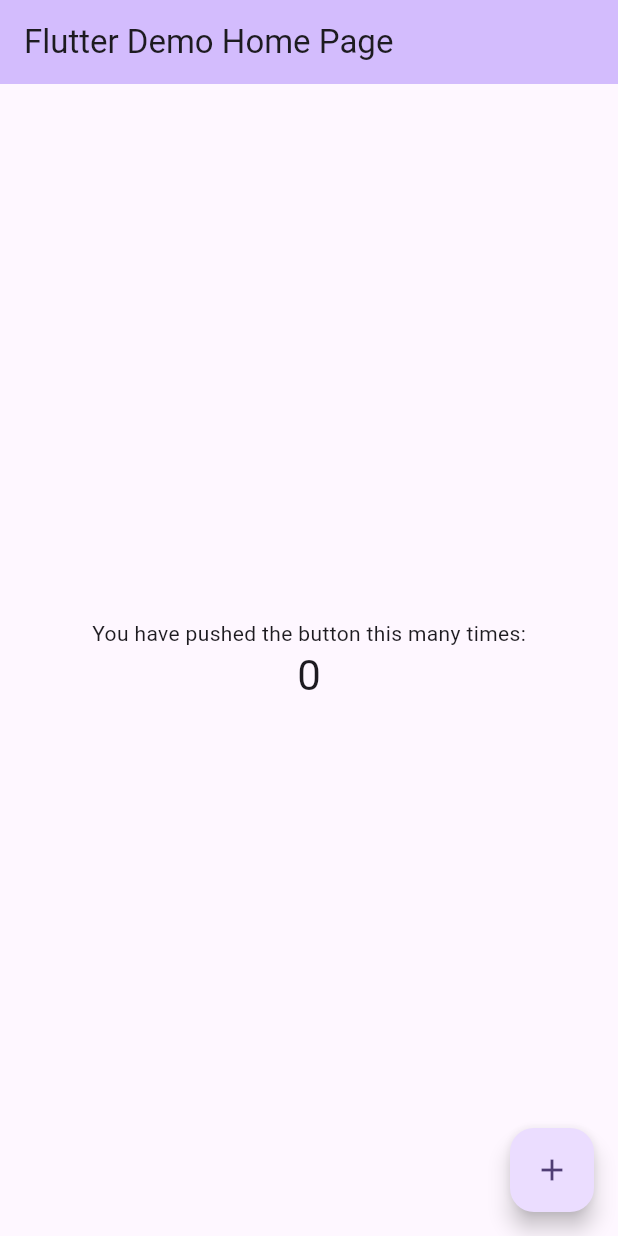
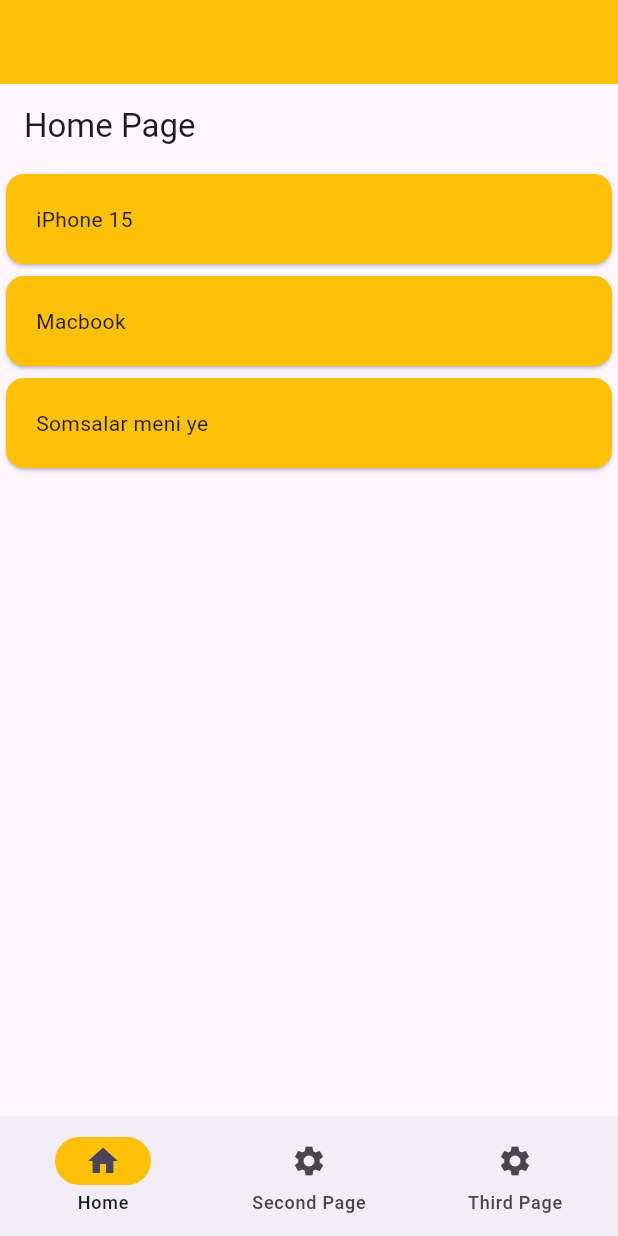
Before and after one commit to AkmaljonAbdirakhimov/dars34, a Flutter app: the screen it shows after launch, on a phone screen of 412 x 824 dp. Run offline on Flutter 3.47's test engine with Material 3 defaults, Android fonts, the phone set to English and light mode, and no system bars; our stand-ins replace flutter_screenutil, gap.

Commit message:
second commit

```diff
--- a/lib/main.dart
+++ b/lib/main.dart
@@ -4,129 +4,25 @@
 //? Shartli ravishda widgetlarni ko'rsatish
 //? GestureDetector
 
-
+import 'package:dars34/pages/main_page.dart';
 import 'package:flutter/material.dart';
+import 'package:flutter_screenutil/flutter_screenutil.dart';
 
 void main() {
-  runApp(const MyApp());
+  runApp(MyApp());
 }
 
 class MyApp extends StatelessWidget {
-  const MyApp({super.key});
-
-  // This widget is the root of your application.
   @override
   Widget build(BuildContext context) {
-    return MaterialApp(
-      title: 'Flutter Demo',
-      theme: ThemeData(
-        // This is the theme of your application.
-        //
-        // TRY THIS: Try running your application with "flutter run". You'll see
-        // the application has a purple toolbar. Then, without quitting the app,
-        // try changing the seedColor in the colorScheme below to Colors.green
-        // and then invoke "hot reload" (save your changes or press the "hot
-        // reload" button in a Flutter-supported IDE, or press "r" if you used
-        // the command line to start the app).
-        //
-        // Notice that the counter didn't reset back to zero; the application
-        // state is not lost during the reload. To reset the state, use hot
-        // restart instead.
-        //
-        // This works for code too, not just values: Most code changes can be
-        // tested with just a hot reload.
-        colorScheme: ColorScheme.fromSeed(seedColor: Colors.deepPurple),
-        useMaterial3: true,
-      ),
-      home: const MyHomePage(title: 'Flutter Demo Home Page'),
+    return ScreenUtilInit(
+      designSize: Size(360, 690),
+      builder: (context, child) {
+        return MaterialApp(
+          debugShowCheckedModeBanner: false,
+          home: MainPage(),
+        );
+      },
     );
   }
 }
-
-class MyHomePage extends StatefulWidget {
-  const MyHomePage({super.key, required this.title});
-
-  // This widget is the home page of your application. It is stateful, meaning
-  // that it has a State object (defined below) that contains fields that affect
-  // how it looks.
-
-  // This class is the configuration for the state. It holds the values (in this
-  // case the title) provided by the parent (in this case the App widget) and
-  // used by the build method of the State. Fields in a Widget subclass are
-  // always marked "final".
-
-  final String title;
-
-  @override
-  State<MyHomePage> createState() => _MyHomePageState();
-}
-
-class _MyHomePageState extends State<MyHomePage> {
-  int _counter = 0;
-
-  void _incrementCounter() {
-    setState(() {
-      // This call to setState tells the Flutter framework that something has
-      // changed in this State, which causes it to rerun the build method below
-      // so that the display can reflect the updated values. If we changed
-      // _counter without calling setState(), then the build method would not be
-      // called again, and so nothing would appear to happen.
-      _counter++;
-    });
-  }
-
-  @override
-  Widget build(BuildContext context) {
-    // This method is rerun every time setState is called, for instance as done
-    // by the _incrementCounter method above.
-    //
-    // The Flutter framework has been optimized to make rerunning build methods
-    // fast, so that you can just rebuild anything that needs updating rather
-    // than having to individually change instances of widgets.
-    return Scaffold(
-      appBar: AppBar(
-        // TRY THIS: Try changing the color here to a specific color (to
-        // Colors.amber, perhaps?) and trigger a hot reload to see the AppBar
-        // change color while the other colors stay the same.
-        backgroundColor: Theme.of(context).colorScheme.inversePrimary,
-        // Here we take the value from the MyHomePage object that was created by
-        // the App.build method, and use it to set our appbar title.
-        title: Text(widget.title),
-      ),
-      body: Center(
-        // Center is a layout widget. It takes a single child and positions it
-        // in the middle of the parent.
-        child: Column(
-          // Column is also a layout widget. It takes a list of children and
-          // arranges them vertically. By default, it sizes itself to fit its
-          // children horizontally, and tries to be as tall as its parent.
-          //
-          // Column has various properties to control how it sizes itself and
-          // how it positions its children. Here we use mainAxisAlignment to
-          // center the children vertically; the main axis here is the vertical
-          // axis because Columns are vertical (the cross axis would be
-          // horizontal).
-          //
-          // TRY THIS: Invoke "debug painting" (choose the "Toggle Debug Paint"
-          // action in the IDE, or press "p" in the console), to see the
-          // wireframe for each widget.
-          mainAxisAlignment: MainAxisAlignment.center,
-          children: <Widget>[
-            const Text(
-              'You have pushed the button this many times:',
-            ),
-            Text(
-              '$_counter',
-              style: Theme.of(context).textTheme.headlineMedium,
-            ),
-          ],
-        ),
-      ),
-      floatingActionButton: FloatingActionButton(
-        onPressed: _incrementCounter,
-        tooltip: 'Increment',
-        child: const Icon(Icons.add),
-      ), // This trailing comma makes auto-formatting nicer for build methods.
-    );
-  }
-}
--- /dev/null
+++ b/lib/models/product.dart
@@ -0,0 +1,34 @@
+class Product {
+  final String title;
+  final String image;
+  final String description;
+
+  Product({
+    required this.description,
+    required this.image,
+    required this.title,
+  });
+}
+
+class ProductsManager {
+  List<Product> list = [
+    Product(
+      description: "Qui et proident sunt mollit reprehenderit.",
+      image:
+          "https://www.apple.com/newsroom/images/2023/09/apple-debuts-iphone-15-and-iphone-15-plus/article/Apple-iPhone-15-lineup-hero-230912_inline.jpg.large.jpg",
+      title: "iPhone 15",
+    ),
+    Product(
+      description: "Qui et proident sunt mollit reprehenderit.",
+      image:
+          "https://store.storeimages.cdn-apple.com/8756/as-images.apple.com/is/refurb-mbp13touchbar-performance-space-gallery-2020?wid=1144&hei=1144&fmt=jpeg&qlt=90&.v=1591921674000",
+      title: "Macbook",
+    ),
+    Product(
+      description: "Qui et proident sunt mollit reprehenderit.",
+      image:
+          "https://media-cdn.tripadvisor.com/media/photo-s/0d/00/7d/5c/lamb-somsa.jpg",
+      title: "Somsalar meni ye",
+    ),
+  ];
+}
--- /dev/null
+++ b/lib/pages/home_page.dart
@@ -0,0 +1,53 @@
+import 'package:dars34/models/product.dart';
+import 'package:dars34/pages/product_details.dart';
+import 'package:flutter/material.dart';
+
+class HomePage extends StatefulWidget {
+  @override
+  State<HomePage> createState() {
+    return _HomePageState();
+  }
+}
+
+class _HomePageState extends State<HomePage> {
+  final productsManager = ProductsManager();
+
+  @override
+  Widget build(BuildContext context) {
+    final products = productsManager.list;
+
+    return Scaffold(
+      appBar: AppBar(
+        title: const Text("Home Page"),
+      ),
+      body: Column(
+        crossAxisAlignment: CrossAxisAlignment.stretch,
+        children: [
+          for (var i = 0; i < products.length; i++)
+            GestureDetector(
+              onTap: () {
+                Navigator.of(context).push(
+                  MaterialPageRoute(
+                    builder: (ctx) {
+                      return ProductDetails(
+                        productTitle: products[i].title,
+                        productImage: products[i].image,
+                        productDescription: products[i].description,
+                      );
+                    },
+                  ),
+                );
+              },
+              child: Card(
+                color: Colors.amber,
+                child: Padding(
+                  padding: const EdgeInsets.all(20.0),
+                  child: Text(products[i].title),
+                ),
+              ),
+            ),
+        ],
+      ),
+    );
+  }
+}
--- /dev/null
+++ b/lib/pages/main_page.dart
@@ -0,0 +1,95 @@
+import 'package:dars34/pages/home_page.dart';
+import 'package:dars34/pages/second_page.dart';
+import 'package:dars34/pages/thrid_page.dart';
+import 'package:flutter/material.dart';
+
+class MainPage extends StatefulWidget {
+  @override
+  State<MainPage> createState() {
+    return _MainPageState();
+  }
+}
+
+class _MainPageState extends State<MainPage> {
+  int currentIndex = 0;
+
+  List<Widget> pages = [
+    HomePage(),
+    SecondPage(),
+    ThirdPage(),
+  ];
+
+  @override
+  Widget build(BuildContext context) {
+    return Scaffold(
+      appBar: AppBar(
+        backgroundColor: Colors.amber,
+      ),
+      body: pages[currentIndex],
+      bottomNavigationBar:
+          //? Material 3 - Navigation Bar
+          NavigationBar(
+        onDestinationSelected: (value) {
+          if (value >= pages.length) {
+            return;
+          }
+          currentIndex = value;
+          setState(() {});
+        },
+        selectedIndex: currentIndex,
+        indicatorColor: Colors.amber,
+        destinations: const [
+          NavigationDestination(
+            icon: Icon(Icons.home),
+            label: "Home",
+          ),
+          NavigationDestination(
+            icon: Icon(Icons.settings),
+            label: "Second Page",
+          ),
+          NavigationDestination(
+            icon: Icon(Icons.settings),
+            label: "Third Page",
+          ),
+          // IconButton(
+          //   onPressed: () {},
+          //   icon: Icon(Icons.home),
+          // ),
+          // IconButton(
+          //   onPressed: () {},
+          //   icon: Icon(Icons.settings),
+          // ),
+        ],
+      ),
+
+      //? Material 2 - BottomNavigationBar
+      // BottomNavigationBar(
+      //   currentIndex: currentIndex,
+      //   onTap: (value) {
+      //     currentIndex = value;
+      //     setState(() {});
+      //   },
+      //   // selectedFontSize: 30,
+      //   // selectedItemColor: Colors.amber,
+      //   type: BottomNavigationBarType.shifting,
+      //   items: const [
+      //     BottomNavigationBarItem(
+      //       backgroundColor: Colors.amber,
+      //       icon: Icon(Icons.home),
+      //       label: "Home",
+      //     ),
+      //     BottomNavigationBarItem(
+      //       backgroundColor: Colors.amber,
+      //       icon: Icon(Icons.settings),
+      //       label: "Settings",
+      //     ),
+      //     BottomNavigationBarItem(
+      //       backgroundColor: Colors.amber,
+      //       icon: Icon(Icons.person),
+      //       label: "Profile",
+      //     ),
+      //   ],
+      // ),
+    );
+  }
+}
--- a/pubspec.yaml
+++ b/pubspec.yaml
@@ -35,6 +35,8 @@
   # The following adds the Cupertino Icons font to your application.
   # Use with the CupertinoIcons class for iOS style icons.
   cupertino_icons: ^1.0.6
+  gap: ^3.0.1
+  flutter_screenutil: ^5.9.0
 
 dev_dependencies:
   flutter_test:
```
Also changed, not shown: lib/pages/product_details.dart (added, +147 -0 lines), lib/pages/second_page.dart (added, +117 -0 lines), lib/pages/thrid_page.dart (added, +120 -0 lines), pubspec.lock.
